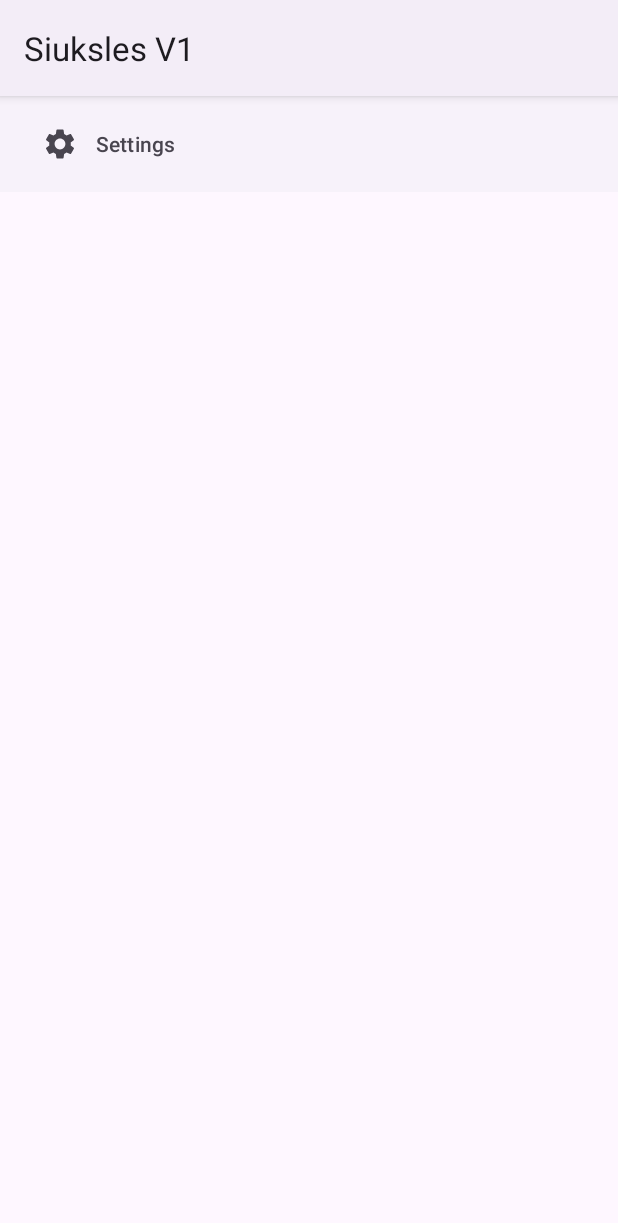
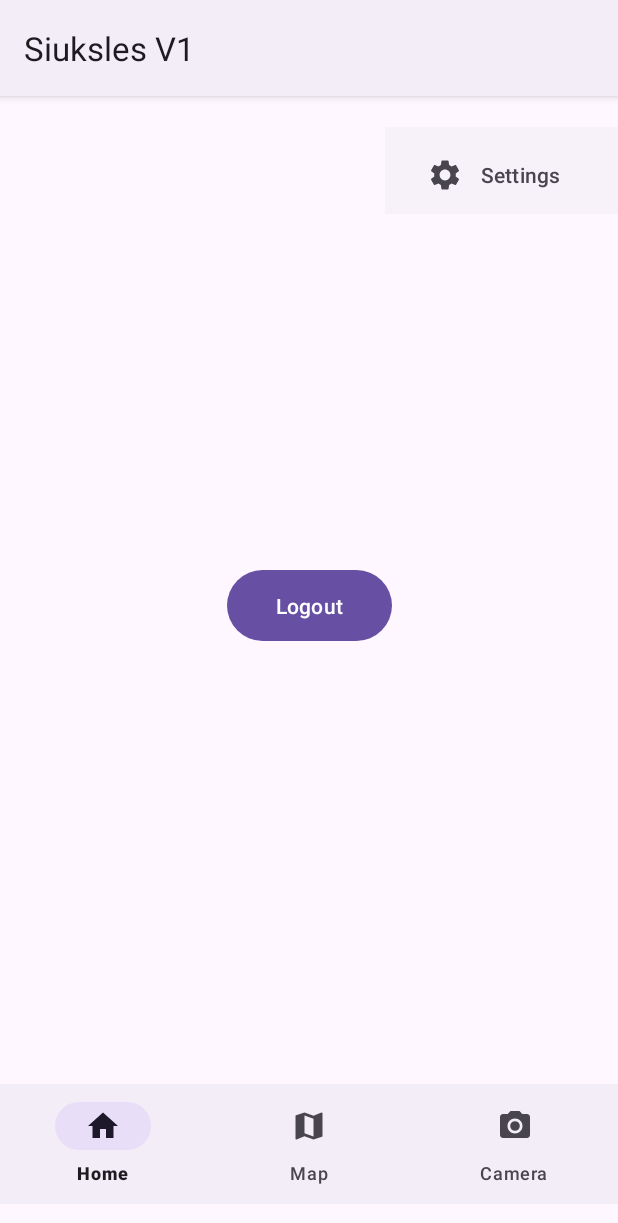
Before and after one commit to DeividasDavidavicius/Siuksles_V1, an Android app: the screen it shows after launch once a user with an empty profile is signed in (MainActivity), on a phone screen of 412 x 824 dp. Shown: the top 1223 px of the screen. Run offline under Robolectric (Android 15) with nearby library versions, the phone set to English and light mode, and no system bars; our stand-ins replace Firebase (no records; nobody signed in at launch, a user with empty details on screens opened directly).

Commit message:
sutvarkytas layout

```diff
--- a/app/src/main/res/layout/activity_main.xml
+++ b/app/src/main/res/layout/activity_main.xml
@@ -8,15 +8,17 @@
     android:gravity="center"
     tools:context=".MainActivity">
 
+    <androidx.constraintlayout.widget.ConstraintLayout
+        android:layout_width="match_parent"
+        android:layout_height="638dp">
+
         <FrameLayout
-        android:layout_width="match_parent"
-        android:layout_height="match_parent">
-
-        <Button
-            android:id="@+id/logout"
-            android:layout_width="wrap_content"
-            android:layout_height="wrap_content"
-            android:text="@string/logout" />
+            android:id="@+id/frameLayout"
+            android:layout_width="0dp"
+            android:layout_height="0dp"
+            app:layout_constraintEnd_toEndOf="parent"
+            app:layout_constraintStart_toStartOf="parent"
+            app:layout_constraintTop_toTopOf="parent">
 
             <TextView
                 android:id="@+id/user_details"
@@ -24,24 +26,36 @@
                 android:layout_height="wrap_content"
                 android:text="Hello World!" />
 
+        </FrameLayout>
+
+        <Button
+            android:id="@+id/logout"
+            android:layout_width="110dp"
+            android:layout_height="55dp"
+            android:text="@string/logout"
+            app:layout_constraintBottom_toBottomOf="parent"
+            app:layout_constraintEnd_toEndOf="parent"
+            app:layout_constraintStart_toStartOf="parent"
+            app:layout_constraintTop_toBottomOf="@+id/frameLayout" />
+
         <com.google.android.material.navigation.NavigationView
-            android:layout_width="match_parent"
-            android:layout_height="wrap_content"
-            app:menu="@menu/top_nav_menu" >
+            android:id="@+id/navigationView"
+            android:layout_width="155dp"
+            android:layout_height="58dp"
+            app:layout_constraintEnd_toEndOf="parent"
+            app:layout_constraintHorizontal_bias="1.0"
+            app:layout_constraintStart_toStartOf="parent"
+            app:layout_constraintTop_toTopOf="parent"
+            app:menu="@menu/top_nav_menu">
 
         </com.google.android.material.navigation.NavigationView>
-    </FrameLayout>
 
-    <androidx.constraintlayout.widget.ConstraintLayout
-        android:layout_width="match_parent"
-        android:layout_height="wrap_content">
+    </androidx.constraintlayout.widget.ConstraintLayout>
 
     <com.google.android.material.bottomnavigation.BottomNavigationView
         android:id="@+id/bottomNavigationView"
         android:layout_width="match_parent"
         android:layout_height="wrap_content"
-            app:layout_constraintBottom_toBottomOf="parent"
         app:menu="@menu/bottom_nav_menu" />
-    </androidx.constraintlayout.widget.ConstraintLayout>
 
 </LinearLayout>
```
Lines whose indentation alone changed are shown as unchanged.
